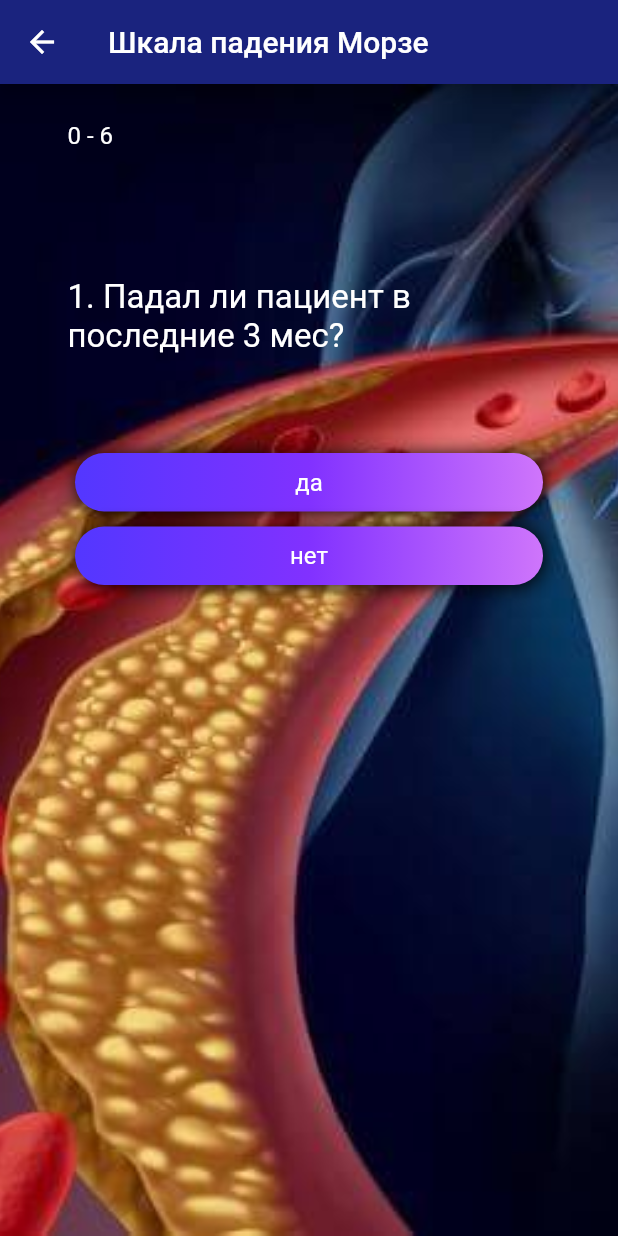
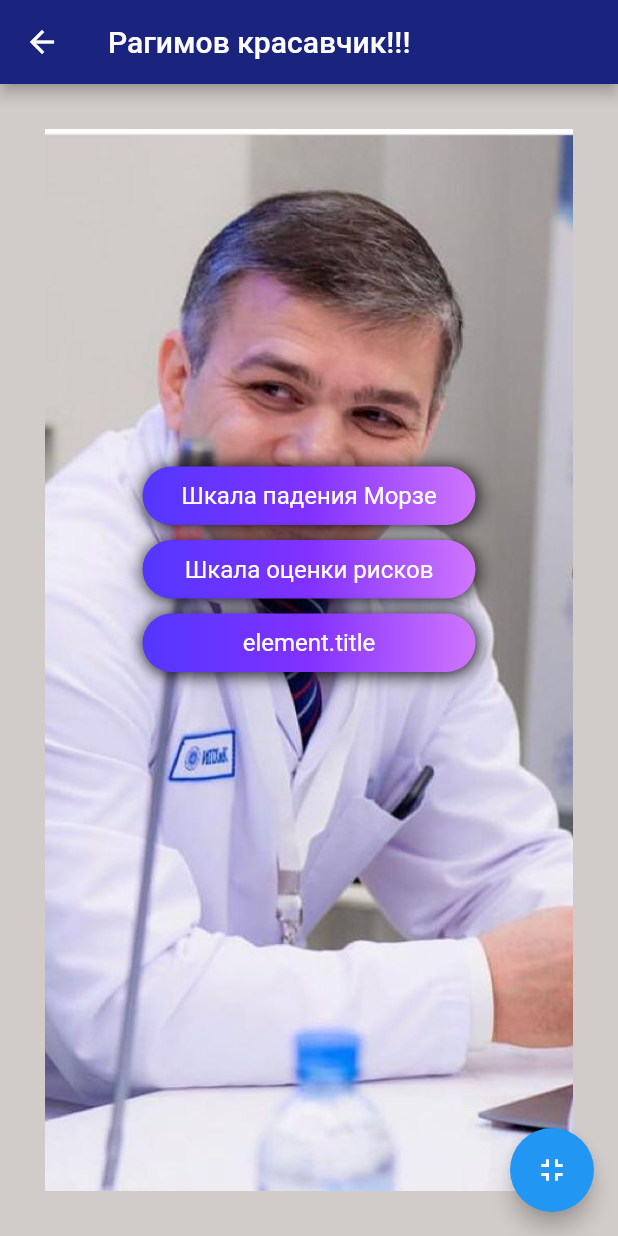
Before and after one commit to AslanovGabily/med, a Flutter app: the screen it shows after launch, on a phone screen of 412 x 824 dp. Run offline on Flutter 3.47's test engine with Material 2 defaults, Android fonts, the phone set to English and light mode, and no system bars; our stand-ins replace flutter_spinkit; Roboto replaces fonts that are missing (Latin).

Commit message:
Оценка рисков

```diff
--- /dev/null
+++ b/lib/pages/select_home_page.dart
@@ -0,0 +1,62 @@
+import 'package:flutter/material.dart';
+import 'package:med/pages/home_pages.dart';
+import 'package:med/widgets/answerWidget.dart';
+
+class SelectPage extends StatefulWidget {
+  SelectPage({Key key}) : super(key: key);
+
+  @override
+  _SelectPageState createState() => _SelectPageState();
+}
+
+class _SelectPageState extends State<SelectPage> {
+  void _onChangeMorseAnswer(int mark) => setState(() {
+        if (mark == 1) {
+          Navigator.push(context,
+              MaterialPageRoute(builder: (context) => HomeMorsePage()));
+        } else if (mark == 2) {
+          Navigator.push(
+              context, MaterialPageRoute(builder: (context) => HomeRiskPage()));
+        } else if (mark == 3) {}
+      });
+
+  @override
+  Widget build(BuildContext context) {
+    return Scaffold(
+      appBar: AppBar(title: Text('Рагимов красавчик!!!')),
+      //appBar: AppBar(title: Text('Шкала падения Морзе Шкала оценки рисков')),
+      floatingActionButton: new FloatingActionButton(
+        child: new Icon(Icons.fullscreen_exit),
+      ),
+      body: Container(
+        padding: const EdgeInsets.symmetric(horizontal: 15, vertical: 220),
+        margin: const EdgeInsets.all(30),
+        constraints: BoxConstraints.expand(),
+        decoration: BoxDecoration(
+            image: DecorationImage(
+          image: AssetImage("assets/images/doc.jpeg"),
+          fit: BoxFit.cover,
+        )),
+        child: Column(
+          children: <Widget>[
+            AnswerWidget(
+              title: "Шкала падения Морзе",
+              mark: 1,
+              onChangeAnswer: _onChangeMorseAnswer,
+            ),
+            AnswerWidget(
+              title: "Шкала оценки рисков",
+              mark: 2,
+              onChangeAnswer: _onChangeMorseAnswer,
+            ),
+            AnswerWidget(
+              title: "element.title",
+              mark: 3,
+              onChangeAnswer: _onChangeMorseAnswer,
+            ),
+          ],
+        ),
+      ),
+    );
+  }
+}
--- a/lib/widgets/result.dart
+++ b/lib/widgets/result.dart
@@ -73,7 +73,7 @@ class Result extends StatelessWidget {
 class ResultMorse extends StatelessWidget {
   int total;
   final Function onClearState;
-  ResultMorse({Key key, this.total, this.onClearState}) : super(key: key) {}
+  ResultMorse({Key key, this.total, this.onClearState}) : super(key: key);
 
   @override
   Widget build(BuildContext context) {
--- a/pubspec.yaml
+++ b/pubspec.yaml
@@ -55,6 +55,11 @@ flutter:
     - assets/images/normal.png
     - assets/images/badboy.png
     - assets/images/good.png
+    - assets/images/docIntro.jpeg
+    - assets/images/morse.jpg
+
+
+
   #   - images/a_dot_burr.jpeg
   #   - images/a_dot_ham.jpeg
 
```
Also changed, not shown: lib/main.dart (+20 -8 lines), lib/pages/home_pages.dart (+168 -1 lines), assets/images/docIntro.jpeg (added), assets/images/morse.jpg (added), pubspec.lock, 2 other files.
